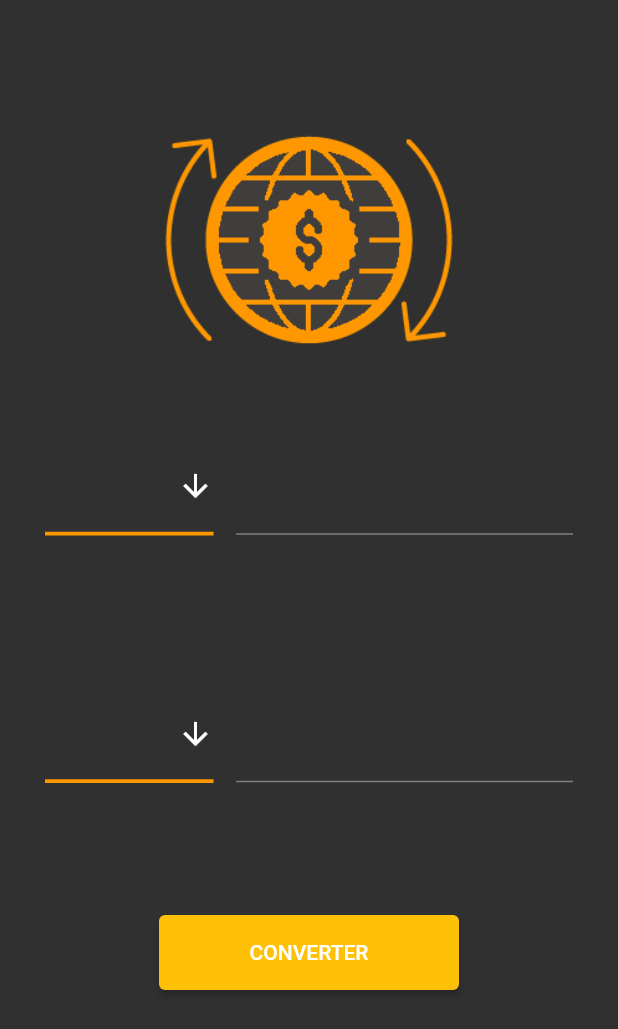
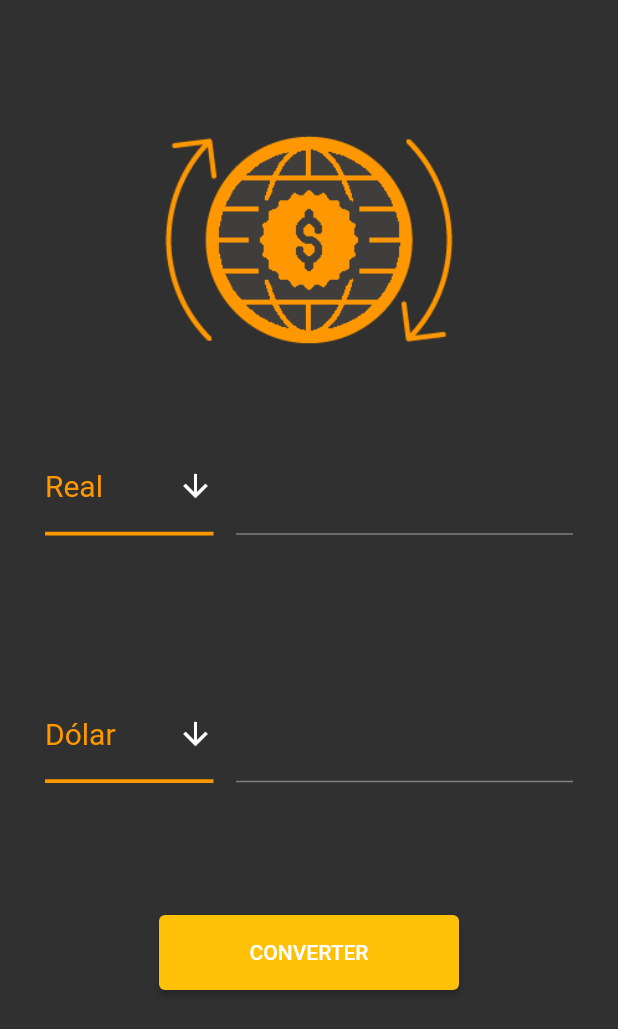
Before and after one commit to johanrecaman/Currency-Converter-App, a Flutter app: the screen it shows after launch, after a tap on "CONVERTER", on a phone screen of 412 x 824 dp. Shown: the top 1029 px of the screen. Run offline on Flutter 3.47's test engine with Material 2 defaults, Android fonts, the light colour scheme and no system bars.

Commit message:
Convert funcionality added

```diff
--- a/flutter_currency_converter/lib/App/components/currency_box.dart
+++ b/flutter_currency_converter/lib/App/components/currency_box.dart
@@ -1,15 +1,32 @@
 import 'package:flutter/cupertino.dart';
 import 'package:flutter/material.dart';
+import 'package:flutter_currency_converter/App/controller/home_controller.dart';
+import 'package:flutter_currency_converter/App/models/currency_model.dart';
 
 class CurrencyBox extends StatefulWidget {
+  final List<CurrencyModel?> items;
+  final CurrencyModel? selectedItem;
+  final TextEditingController controller;
+  final void Function(CurrencyModel? model) onChanged;
+
+  CurrencyBox(this.items, this.controller, this.onChanged, this.selectedItem);
+
   @override
   State<StatefulWidget> createState() {
-    return CurrencyBoxState();
+    return CurrencyBoxState(items, controller, onChanged, selectedItem);
   }
 }
 
 class CurrencyBoxState extends State<CurrencyBox> {
   var currentValue;
+
+   CurrencyModel? selectedItem;
+  final List<CurrencyModel?> items;
+  final TextEditingController controller;
+  final void Function(CurrencyModel? model) onChanged;
+
+  CurrencyBoxState(
+      this.items, this.controller, this.onChanged, this.selectedItem);
 
   @override
   Widget build(BuildContext context) {
@@ -19,9 +36,9 @@ class CurrencyBoxState extends State<CurrencyBox> {
           flex: 1,
           child: SizedBox(
             height: 65,
-            child: DropdownButton<String>(
+            child: DropdownButton<CurrencyModel>(
               isExpanded: true,
-              value: currentValue,
+              value: selectedItem,
               icon: Icon(
                 Icons.arrow_downward,
                 color: Colors.white,
@@ -32,18 +49,18 @@ class CurrencyBoxState extends State<CurrencyBox> {
                 height: 2.5,
                 color: Colors.orange,
               ),
-              items: <String>['Real ', 'Dólar ', 'Euro '].map((String value) {
-                return DropdownMenuItem<String>(
-                  value: value,
+              items: items.map((e) {
+                return DropdownMenuItem<CurrencyModel>(
+                  value: e,
                   child: new Text(
-                    value,
+                    e!.currencyName,
                     style: TextStyle(fontSize: 20.0),
                   ),
                 );
               }).toList(),
-              onChanged: (newValue) {
+              onChanged: (onChanged) {
                 setState(() {
-                  currentValue = newValue;
+                  selectedItem = onChanged;
                 });
               },
             ),
@@ -54,7 +71,8 @@ class CurrencyBoxState extends State<CurrencyBox> {
         ),
         Expanded(
           flex: 2,
-          child: TextField(decoration: InputDecoration()),
+          child:
+              TextField(controller: controller, decoration: InputDecoration()),
         ),
       ],
     );
--- /dev/null
+++ b/flutter_currency_converter/lib/App/controller/home_controller.dart
@@ -0,0 +1,38 @@
+import 'package:flutter/cupertino.dart';
+import 'package:flutter_currency_converter/App/models/currency_model.dart';
+
+class HomeController {
+  late List<CurrencyModel?> currencies;
+
+  final TextEditingController toText;
+  final TextEditingController fromText;
+
+  late CurrencyModel? toCurrency;
+  late CurrencyModel? fromCurrency;
+
+  HomeController({required this.toText, required this.fromText}) {
+    currencies = CurrencyModel.getCurrencies();
+    fromCurrency = currencies[0];
+    toCurrency = currencies[1];
+  }
+
+  void convert() {
+    String text = toText.text;
+    double value = double.parse(text.replaceAll(',', '.'));
+    double returnValue = 0;
+
+    switch (fromCurrency?.currencyName) {
+      case 'Real':
+        returnValue = value * fromCurrency!.real;
+        break;
+      case 'Dólar':
+        returnValue = value * fromCurrency!.dolar;
+        break;
+      case 'Euro':
+        returnValue = value * fromCurrency!.euro;
+        break;
+    }
+
+    fromText.text = returnValue.toStringAsFixed(2);
+  }
+}
--- a/flutter_currency_converter/lib/App/models/currency_model.dart
+++ b/flutter_currency_converter/lib/App/models/currency_model.dart
@@ -6,11 +6,11 @@ class CurrencyModel {
 
   CurrencyModel({this.currencyName = "", this.real = 0, this.dolar = 0, this.euro = 0});
 
-  static List<CurrencyModel> getCurrencies() {
-    return <CurrencyModel>[
+  static List<CurrencyModel?> getCurrencies() {
+    return <CurrencyModel?>[
       CurrencyModel(currencyName: 'Real', real: 1.0, dolar: 0.19, euro: 0.16),
-      CurrencyModel(currencyName: 'Dólar', real: 5.25, dolar: 1.0, euro:0.85),
-      CurrencyModel(currencyName: 'Euro', real: 6.17, dolar: 1.17, euro:1.0),
+      CurrencyModel(currencyName: 'Dólar', real: 5.25, dolar: 1.0, euro: 0.85),
+      CurrencyModel(currencyName: 'Euro', real: 6.17, dolar: 1.17, euro: 1.0),
     ];
   }
 }
--- a/flutter_currency_converter/lib/App/view/home_view.dart
+++ b/flutter_currency_converter/lib/App/view/home_view.dart
@@ -1,5 +1,7 @@
 import 'package:flutter/material.dart';
 import 'package:flutter_currency_converter/App/components/currency_box.dart';
+import 'package:flutter_currency_converter/App/controller/home_controller.dart';
+import 'package:flutter_currency_converter/App/models/currency_model.dart';
 
 class HomeView extends StatefulWidget {
   @override
@@ -9,6 +11,16 @@ class HomeView extends StatefulWidget {
 }
 
 class HomeViewState extends State<HomeView> {
+  final TextEditingController fromText = TextEditingController();
+  final TextEditingController toText = TextEditingController();
+
+  late HomeController homeController;
+
+  void initState() {
+    super.initState();
+    homeController = HomeController(toText: fromText, fromText: toText);
+  }
+
   @override
   Widget build(BuildContext context) {
     return Scaffold(
@@ -22,10 +34,18 @@ class HomeViewState extends State<HomeView> {
               width: 500,
               alignment: Alignment.bottomCenter,
             ),
-            CurrencyBox(),
+            CurrencyBox(homeController.currencies, fromText, (model) {
+              setState(() {
+                homeController.toCurrency = model;
+              });
+            }, homeController.fromCurrency),
             Padding(
               padding: const EdgeInsets.only(top: 100),
-              child: CurrencyBox(),
+              child: CurrencyBox(homeController.currencies, toText, (model) {
+                setState(() {
+                  homeController.fromCurrency = model;
+                });
+              }, homeController.toCurrency),
             ),
             Padding(
               padding: const EdgeInsets.only(top: 80),
@@ -33,7 +53,9 @@ class HomeViewState extends State<HomeView> {
                 height: 50,
                 width: 200,
                 child: ElevatedButton(
-                    onPressed: () {},
+                    onPressed: () {
+                      homeController.convert();
+                    },
                     child: Text('CONVERTER'),
                     style: ElevatedButton.styleFrom(primary: Colors.amber)),
               ),
```
